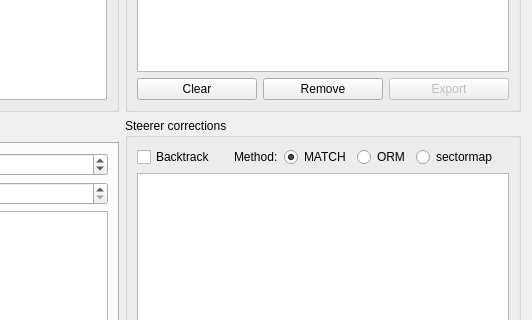
Old version of the form src/madgui/widget/correct/optic_variation.ui in the repository hibtc/madgui; both pictures show x 289 to 821 and y 311 to 631 of the 821 by 733 pixel window.
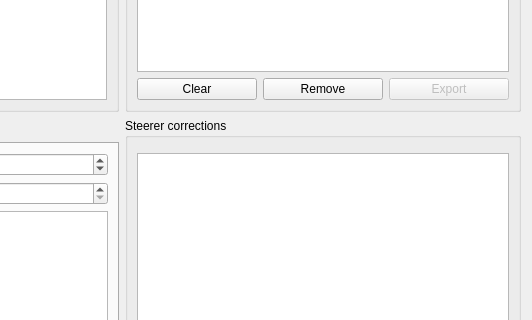
New version of the form. Custom widgets are drawn as their Qt base class.

Commit message: Split off fit settings as separate widget

```diff
--- a/src/madgui/widget/correct/optic_variation.ui
+++ b/src/madgui/widget/correct/optic_variation.ui
@@ -24,81 +24,7 @@
      </property>
      <layout class="QVBoxLayout" name="gridLayout_2">
       <item>
-       <layout class="QHBoxLayout">
-        <item>
-         <widget class="QCheckBox" name="backtrackCheckBox">
-          <property name="text">
-           <string>Backtrack</string>
-          </property>
-         </widget>
-        </item>
-        <item>
-         <spacer name="horizontalSpacer_2">
-          <property name="orientation">
-           <enum>Qt::Horizontal</enum>
-          </property>
-          <property name="sizeHint" stdset="0">
-           <size>
-            <width>40</width>
-            <height>20</height>
-           </size>
-          </property>
-         </spacer>
-        </item>
-        <item>
-         <widget class="QLabel">
-          <property name="text">
-           <string>Method:</string>
-          </property>
-         </widget>
-        </item>
-        <item>
-         <widget class="QRadioButton" name="methodMatchButton">
-          <property name="text">
-           <string>MATCH</string>
-          </property>
-          <property name="checked">
-           <bool>true</bool>
-          </property>
-          <attribute name="buttonGroup">
-           <string notr="true">buttongroup_method</string>
-          </attribute>
-         </widget>
-        </item>
-        <item>
-         <widget class="QRadioButton" name="methodORMButton">
-          <property name="text">
-           <string>ORM</string>
-          </property>
-          <attribute name="buttonGroup">
-           <string notr="true">buttongroup_method</string>
-          </attribute>
-         </widget>
-        </item>
-        <item>
-         <widget class="QRadioButton" name="methodSectormapButton">
-          <property name="text">
-           <string>sectormap</string>
-          </property>
-          <attribute name="buttonGroup">
-           <string notr="true">buttongroup_method</string>
-          </attribute>
-         </widget>
-        </item>
-        <item>
-         <spacer>
-          <property name="orientation">
-           <enum>Qt::Horizontal</enum>
-          </property>
-          <property name="sizeHint" stdset="0">
-           <size>
-            <width>40</width>
-            <height>20</height>
-           </size>
-          </property>
-         </spacer>
-        </item>
-       </layout>
+       <widget class="FitSettingsWidget" name="fitSettingsWidget"/>
       </item>
       <item>
        <widget class="ResultTable" name="resultsTable">
@@ -420,6 +346,11 @@
    <extends>QWidget</extends>
    <header>madgui/widget/correct/configselect.h</header>
   </customwidget>
+  <customwidget>
+   <class>FitSettingsWidget</class>
+   <extends>QWidget</extends>
+   <header>madgui/widget/correct/fitsettings.h</header>
+  </customwidget>
  </customwidgets>
  <resources/>
  <connections/>
```
Left out of the diff: 3 changed lines with no effect on the pictures. The commit also changes 6 other files.
